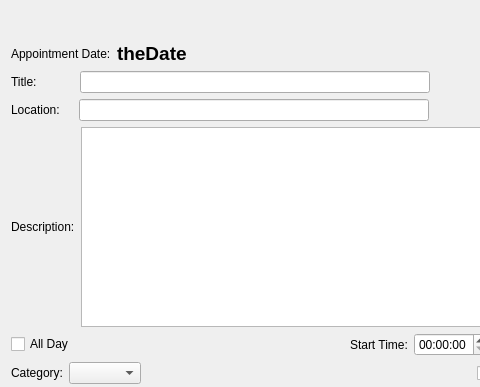
lxqt/organizer, file src/dialogappointment.ui: the form before one commit; both pictures show x 0 to 480 and y 0 to 387 of the 643 by 513 pixel window.
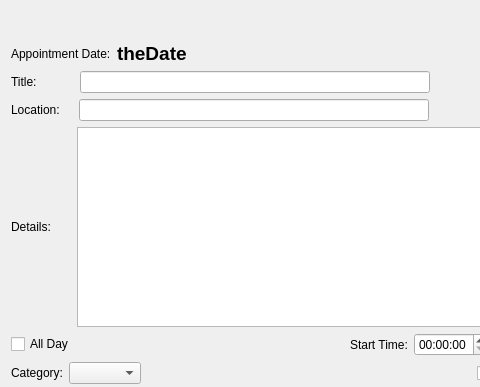
The form after the commit.

Patch:
```diff
--- a/src/dialogappointment.ui
+++ b/src/dialogappointment.ui
@@ -142,7 +142,7 @@
        <item>
         <widget class="QLabel" name="labelDescription">
          <property name="text">
-          <string>Description:</string>
+          <string>Details:      </string>
          </property>
         </widget>
        </item>
```
